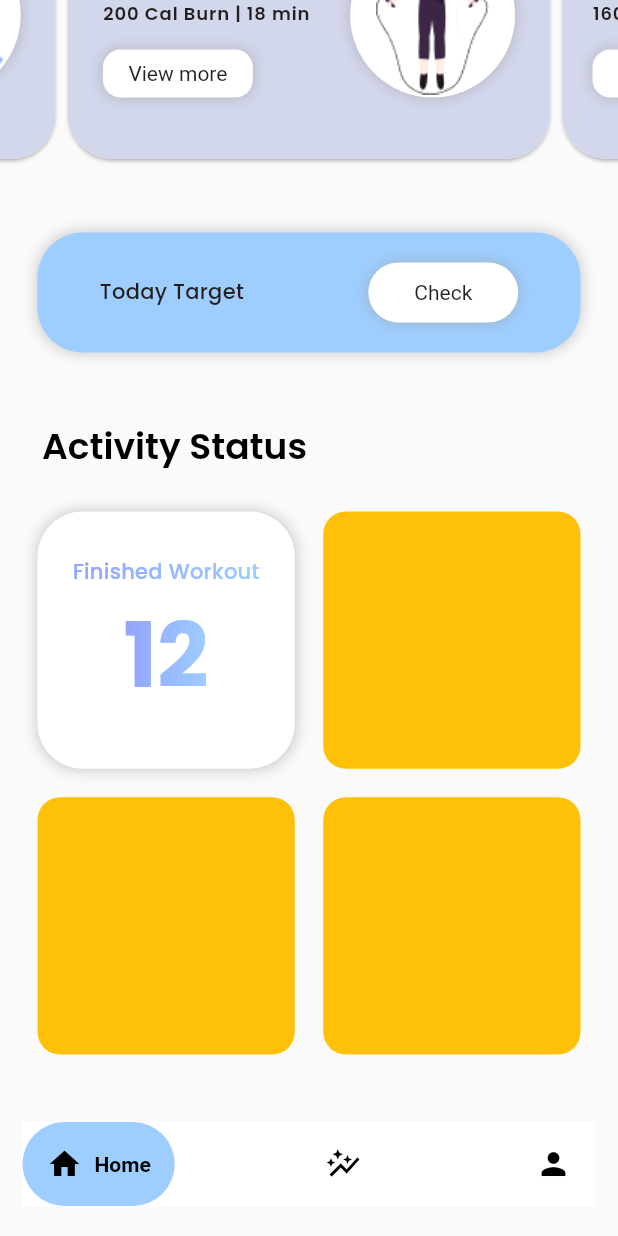
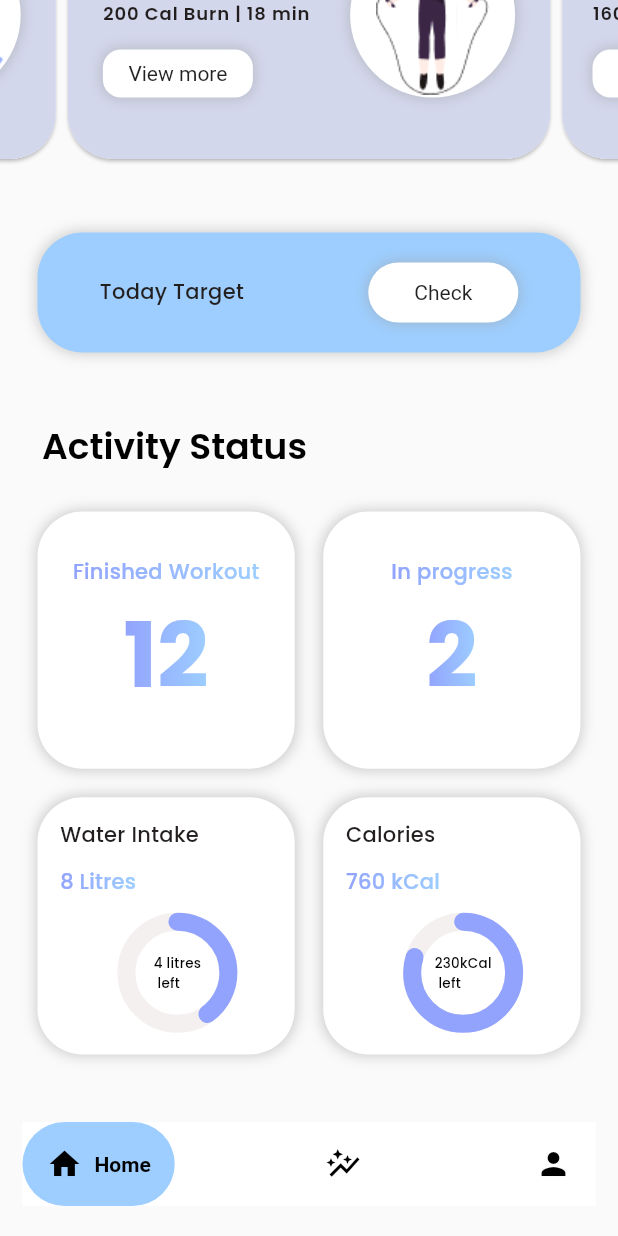
Before and after one commit to shakeerk123/FitlifePro, a Flutter app: the screen it shows after launch, scrolled down 212 dp, on a phone screen of 412 x 824 dp. Run offline on Flutter 3.47's test engine with Material 2 defaults, Android fonts, the phone set to English and light mode, and no system bars; drawn by our look-alikes of carousel_slider, google_nav_bar, percent_indicator; our stand-ins replace get; missing offline and left inert: intro_screen_onboarding_flutter.

Commit message:
gridview full finished

```diff
--- a/lib/utils/text_constanst.dart
+++ b/lib/utils/text_constanst.dart
@@ -120,6 +120,13 @@ class FontConstants {
     color: Colors.white,
     letterSpacing:0.2
   );
+  static const TextStyle small = TextStyle(
+    fontFamily:"Poppins" ,
+    fontSize:9,
+    fontWeight: FontWeight.w400,
+    color: Colors.black,
+    letterSpacing:0.2
+  );
    static const TextStyle subTitle = TextStyle(
     fontFamily:"Poppins" ,
     fontSize:12,
--- a/lib/view/home/homepage.dart
+++ b/lib/view/home/homepage.dart
@@ -2,6 +2,7 @@ import 'package:carousel_slider/carousel_slider.dart';
 import 'package:fitness_app/utils/color.dart'; // Note the corrected import
 import 'package:flutter/material.dart';
 import 'package:google_nav_bar/google_nav_bar.dart';
+import 'package:percent_indicator/circular_percent_indicator.dart';
 
 import '../../utils/text_constanst.dart';
 import '../../widgets/gradientShade.dart';
@@ -136,18 +137,124 @@ class HomeScreen extends StatelessWidget {
                   ),
                   Container(
                     decoration: BoxDecoration(
-                        color: Colors.amber,
-                        borderRadius: BorderRadius.circular(15)),
+                      color: Colors.white,
+                      borderRadius: BorderRadius.circular(30),
+                      boxShadow: [
+                        BoxShadow(
+                          color: Colors.grey.withOpacity(0.5), // Shadow color
+                          spreadRadius: 1, // Spread radius
+                          blurRadius: 7, // Blur radius
+                          offset: const Offset(0, 0), // Offset
+                        ),
+                      ],
+                    ),
+                    child: const Column(
+                      mainAxisAlignment: MainAxisAlignment.center,
+                      children: [
+                        GradientShade(
+                          color1: FitnessAppColors.logoColor,
+                          color2: FitnessAppColors.logoColor2,
+                          gradientText: 'In progress',
+                          style: FontConstants.title2,
+                        ),
+                        GradientShade(
+                          color1: FitnessAppColors.logoColor,
+                          color2: FitnessAppColors.logoColor2,
+                          gradientText: '2',
+                          style: FontConstants.bigNumber,
+                        ),
+                      ],
+                    ),
                   ),
                   Container(
                     decoration: BoxDecoration(
-                        color: Colors.amber,
-                        borderRadius: BorderRadius.circular(15)),
+                      color: Colors.white,
+                      borderRadius: BorderRadius.circular(30),
+                      boxShadow: [
+                        BoxShadow(
+                          color: Colors.grey.withOpacity(0.5), // Shadow color
+                          spreadRadius: 1, // Spread radius
+                          blurRadius: 7, // Blur radius
+                          offset: const Offset(0, 0), // Offset
+                        ),
+                      ],
+                    ),
+                    child: Padding(
+                      padding: EdgeInsets.only(left: 15, top: 15),
+                      child: Column(
+                        crossAxisAlignment: CrossAxisAlignment.start,
+                        children: [
+                          Text(
+                            "Water Intake",
+                            style: FontConstants.title,
+                          ),
+                          SizedBox(height: 10,),
+                          GradientShade(
+                            color1: FitnessAppColors.logoColor,
+                            color2: FitnessAppColors.logoColor2,
+                            gradientText: '8 Litres',
+                            style: FontConstants.title2,
+                          ),
+                          SizedBox(height: 10,),
+                          Center(
+                              child: CircularPercentIndicator(
+
+                            radius: 40,
+                            lineWidth: 12,
+                            percent: 0.4,
+                            progressColor:FitnessAppColors.logoColor ,
+                            backgroundColor: Color.fromARGB(255, 245, 240, 240),
+                            circularStrokeCap: CircularStrokeCap.round,
+                            center: Text("4 litres\n left",style: FontConstants.small,),
+                          )),
+                        ],
+                      ),
+                    ),
                   ),
-                  Container(
+                 Container(
                     decoration: BoxDecoration(
-                        color: Colors.amber,
-                        borderRadius: BorderRadius.circular(15)),
+                      color: Colors.white,
+                      borderRadius: BorderRadius.circular(30),
+                      boxShadow: [
+                        BoxShadow(
+                          color: Colors.grey.withOpacity(0.5), // Shadow color
+                          spreadRadius: 1, // Spread radius
+                          blurRadius: 7, // Blur radius
+                          offset: const Offset(0, 0), // Offset
+                        ),
+                      ],
+                    ),
+                    child: Padding(
+                      padding: EdgeInsets.only(left: 15, top: 15),
+                      child: Column(
+                        crossAxisAlignment: CrossAxisAlignment.start,
+                        children: [
+                          Text(
+                            "Calories",
+                            style: FontConstants.title,
+                          ),
+                          SizedBox(height: 10,),
+                          GradientShade(
+                            color1: FitnessAppColors.logoColor,
+                            color2: FitnessAppColors.logoColor2,
+                            gradientText: '760 kCal',
+                            style: FontConstants.title2,
+                          ),
+                          SizedBox(height: 10,),
+                          Center(
+                              child: CircularPercentIndicator(
+
+                            radius: 40,
+                            lineWidth: 12,
+                            percent: 0.8,
+                            progressColor:FitnessAppColors.logoColor ,
+                            backgroundColor: Color.fromARGB(255, 245, 240, 240),
+                            circularStrokeCap: CircularStrokeCap.round,
+                            center: Text("230kCal\n left",style: FontConstants.small,),
+                          )),
+                        ],
+                      ),
+                    ),
                   ),
                 ],
               ),
--- a/pubspec.yaml
+++ b/pubspec.yaml
@@ -38,8 +38,6 @@ dependencies:
   get: ^4.6.5
   intro_screen_onboarding_flutter: ^1.0.0
   carousel_slider: ^4.2.1
-
-  flutter_animation_progress_bar: ^2.3.1
   percent_indicator: ^4.2.3
   google_nav_bar: ^5.0.6
 
```
Also changed, not shown: pubspec.lock.
